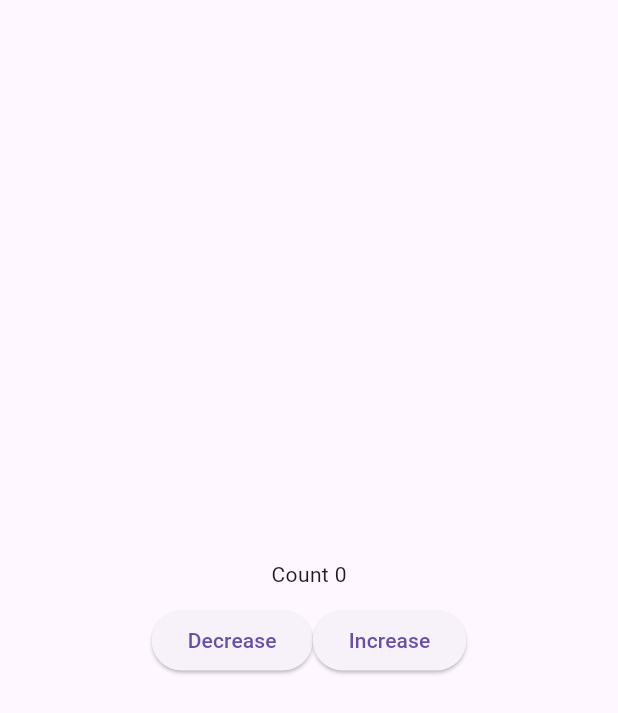
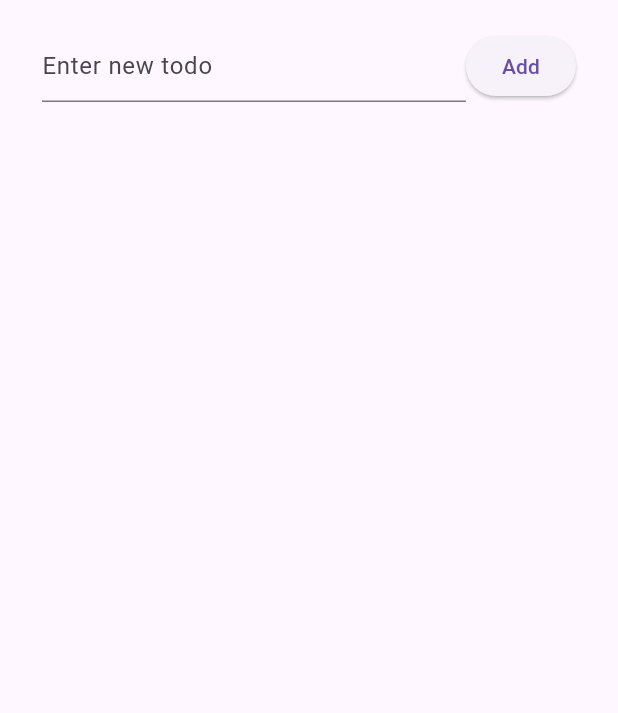
Before and after one commit to DamisolaT/share_store_getx, a Flutter app: the screen it shows after launch, on a phone screen of 412 x 824 dp. Shown: the top 713 px of the screen. Run offline on Flutter 3.47's test engine with Material 3 defaults, Android fonts, the phone set to English and light mode, and no system bars; our stand-ins replace get.

Commit message:
feat: basic todo

```diff
--- a/lib/screens/home.dart
+++ b/lib/screens/home.dart
@@ -2,12 +2,35 @@
 import 'package:get/get.dart';
 
 class HomeScreenController  extends GetxController{
-  var count = 0.obs;
-  void increment(){
-    count.value++;
+  var todos = <String>[].obs;
+
+
+  late TextEditingController newTodoController;
+
+  @override
+  void onInit() {
+    super.onInit();
+    newTodoController = TextEditingController();
   }
-  void decrement(){
-    count.value--;
+
+  @override
+  void onClose() {
+    super.onClose();
+    newTodoController.dispose();
+  }
+
+  void addTodo(){
+    final newTodo = newTodoController.text.trim();
+
+    if(newTodo.isEmpty){
+      return;
+    }
+    todos.add(newTodo);
+    newTodoController.clear();
+  }
+
+  void removeTodo(index){
+    todos.removeAt(index);
   }
   }
 class HomeScreen extends StatelessWidget{
@@ -18,30 +41,41 @@
   @override
   Widget build(BuildContext context) {
    return Obx(() {
-    final count = controller.count.value;
+    final todos = controller.todos;
     return Scaffold(
-    body: Center(
+    body: SafeArea(
+      child: Padding(
+        padding: const EdgeInsets.symmetric(horizontal: 28.0, vertical: 20),
         child: Column(
-        mainAxisAlignment: MainAxisAlignment.center,
-        crossAxisAlignment: CrossAxisAlignment.center,
           children: [
-          Text("Count $count"),
-          const SizedBox(height: 10,),
              Row(
-            mainAxisAlignment: MainAxisAlignment.center,
               children: [
+                Expanded(
+                  child: TextField(
+                    controller: controller.newTodoController,
+                    decoration: const InputDecoration(
+                      hintText: "Enter new todo"
+                    ),
+                  )),
                 ElevatedButton(
-                onPressed: controller.decrement,
-                child: const Text("Decrease")),
-                ElevatedButton(
-                onPressed: controller.increment,
-                child: const Text("Increase")),
+                  onPressed: controller.addTodo,
+                  child: Text("Add"))
               ],
              ),
+             SizedBox(height: 10,),
+             Expanded(
+              child: ListView.builder(
+                itemCount: todos.length,
+                itemBuilder: (context,index) => ListTile(
+                  title: Text(todos[index]),
+                ),
+              ))
+              ],
 
-        ],
             ),
       ),
+    ),
+
    );
    });
   }
```
Lines whose indentation alone changed are shown as unchanged.
